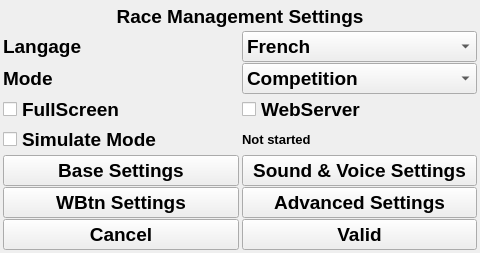
First picture: the form in F3FChrono/gui/WSettings.ui, repository jomarin38/F3FChrono, before the edit.
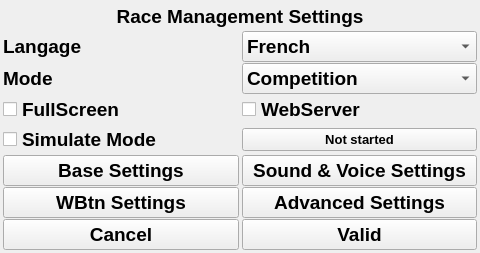
Second picture: the form after the edit.

Commit message: display QRCode webserver pages (F3FRanking & administrator)

```diff
--- a/F3FChrono/gui/WSettings.ui
+++ b/F3FChrono/gui/WSettings.ui
@@ -167,20 +167,6 @@
      </property>
     </widget>
    </item>
-   <item row="4" column="1">
-    <widget class="QLabel" name="webserverUrl">
-     <property name="font">
-      <font>
-       <pointsize>10</pointsize>
-       <weight>75</weight>
-       <bold>true</bold>
-      </font>
-     </property>
-     <property name="text">
-      <string>Not started</string>
-     </property>
-    </widget>
-   </item>
    <item row="3" column="1">
     <widget class="QCheckBox" name="webserver">
      <property name="font">
@@ -268,6 +254,26 @@
      </property>
     </widget>
    </item>
+   <item row="4" column="1">
+    <widget class="QPushButton" name="webserverUrl">
+     <property name="font">
+      <font>
+       <pointsize>10</pointsize>
+       <weight>75</weight>
+       <bold>true</bold>
+      </font>
+     </property>
+     <property name="inputMethodHints">
+      <set>Qt::ImhNone</set>
+     </property>
+     <property name="text">
+      <string>Not started</string>
+     </property>
+     <property name="checkable">
+      <bool>false</bool>
+     </property>
+    </widget>
+   </item>
   </layout>
  </widget>
  <resources/>
```
The commit also changes 5 other files.
